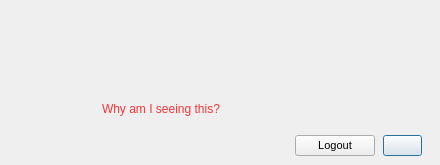
This is src/MEGASync/gui/linux/VerifyLockMessage.ui in meganz/MEGAsync as Qt 5 draws it before an edit. The edited form follows.
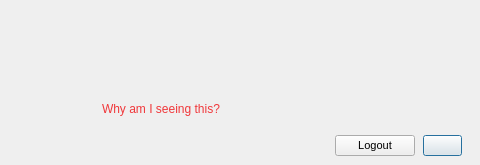
This is the edited form.

Diff of the .ui file:
```diff
--- a/src/MEGASync/gui/linux/VerifyLockMessage.ui
+++ b/src/MEGASync/gui/linux/VerifyLockMessage.ui
@@ -6,19 +6,19 @@
    <rect>
     <x>0</x>
     <y>0</y>
-    <width>440</width>
+    <width>480</width>
     <height>165</height>
    </rect>
   </property>
   <property name="minimumSize">
    <size>
-    <width>440</width>
+    <width>480</width>
     <height>165</height>
    </size>
   </property>
   <property name="maximumSize">
    <size>
-    <width>440</width>
+    <width>480</width>
     <height>165</height>
    </size>
   </property>
```
